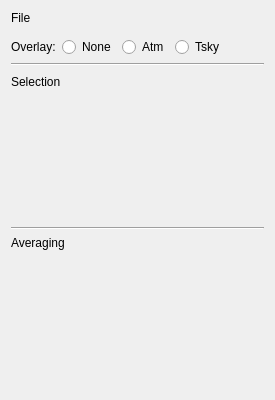
pkgw/casa, file code/plotms/GuiTabs/PlotMSDataTab.ui: the form before one commit.
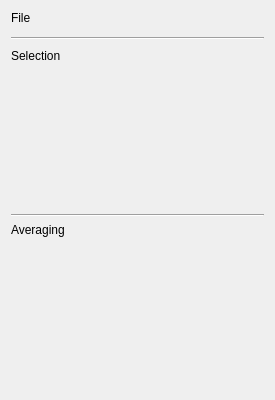
The form after the commit.

Commit message: Moved overlays to Axes tab

What changed in the file:
```diff
--- a/code/plotms/GuiTabs/PlotMSDataTab.ui
+++ b/code/plotms/GuiTabs/PlotMSDataTab.ui
@@ -52,51 +52,6 @@
      </property>
     </widget>
    </item>
-   <item>
-    <layout class="QHBoxLayout" name="horizontalLayout_4">
-     <item>
-      <widget class="QLabel" name="overlayLabel">
-       <property name="text">
-        <string>Overlay:</string>
-       </property>
-      </widget>
-     </item>
-     <item>
-      <widget class="QRadioButton" name="noneRadio">
-       <property name="text">
-        <string>None</string>
-       </property>
-      </widget>
-     </item>
-     <item>
-      <widget class="QRadioButton" name="atmRadio">
-       <property name="text">
-        <string>Atm</string>
-       </property>
-      </widget>
-     </item>
-     <item>
-      <widget class="QRadioButton" name="tskyRadio">
-       <property name="text">
-        <string>Tsky</string>
-       </property>
-      </widget>
-     </item>
-     <item>
-      <spacer name="horizontalSpacer2">
-       <property name="orientation">
-        <enum>Qt::Horizontal</enum>
-       </property>
-       <property name="sizeHint" stdset="0">
-        <size>
-         <width>40</width>
-         <height>20</height>
-        </size>
-       </property>
-      </spacer>
-     </item>
-    </layout>
-   </item>
    <item>
     <widget class="Line" name="line_3">
      <property name="orientation">
```
The commit also changes 15 other files.
